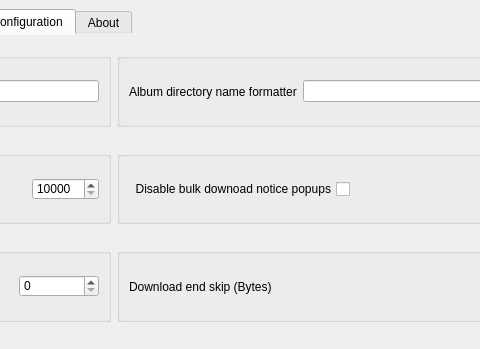
The window that src/onthespot/gui/qtui/main.ui (moddroid94/onthespot) describes before a commit, drawn with Qt 5; both pictures show x 379 to 859 and y 0 to 349 of the 985 by 697 pixel window.
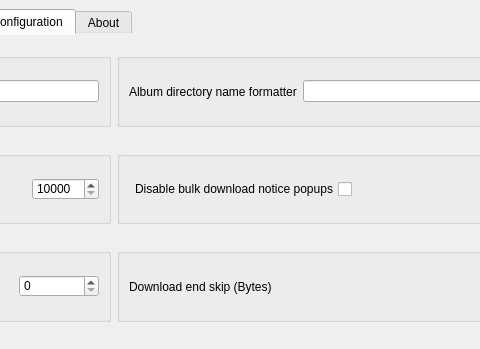
The same window after the commit. Icons and pictures are not drawn.

```diff
--- a/src/onthespot/gui/qtui/main.ui
+++ b/src/onthespot/gui/qtui/main.ui
@@ -1177,7 +1177,7 @@
                     <enum>Qt::RightToLeft</enum>
                    </property>
                    <property name="text">
-                    <string>Disable bulk downoad notice popups</string>
+                    <string>Disable bulk download notice popups</string>
                    </property>
                   </widget>
                  </item>
```
